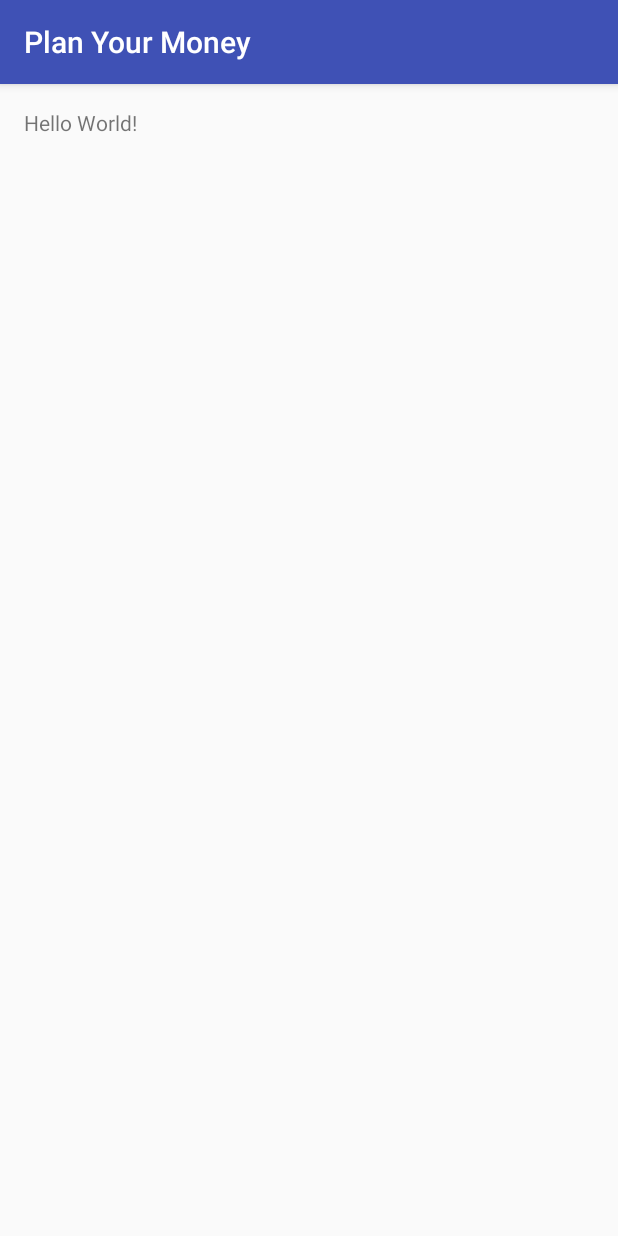
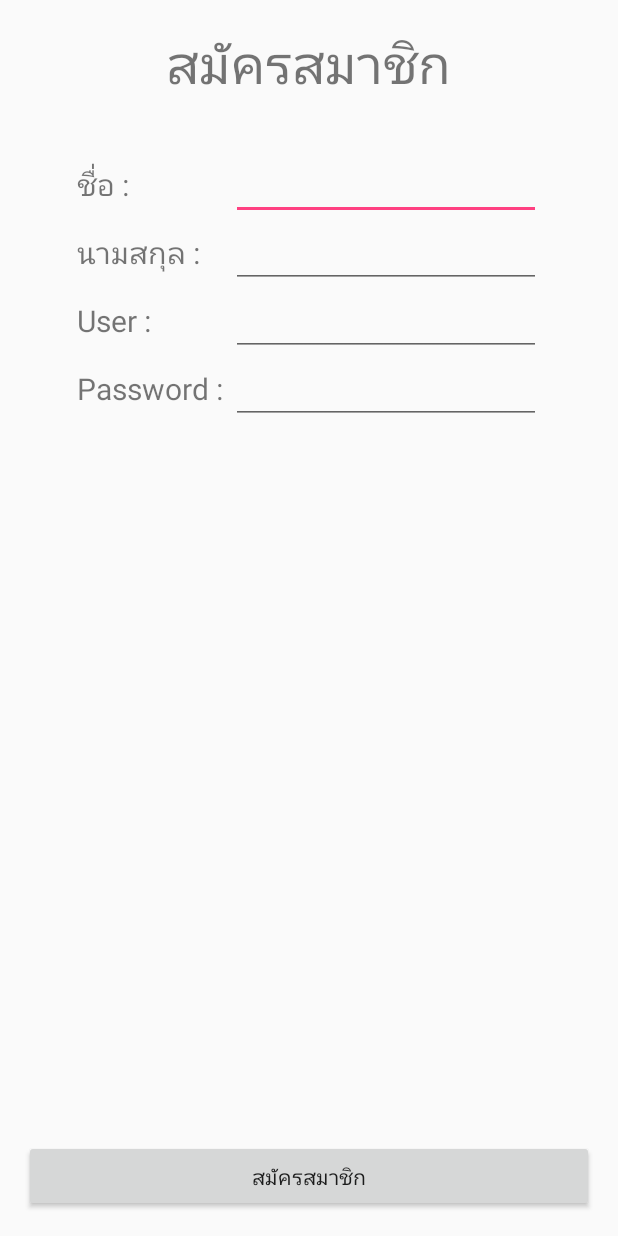
Before and after one commit to masterUNG/Plan-Your-Money, an Android app: the screen it shows after launch (MainActivity before the commit, RegisterActivity after it), on a phone screen of 412 x 824 dp. Run offline under Robolectric (Android 15) with nearby library versions, the phone set to English and light mode, and no system bars.

Commit message:
After Lunch

```diff
--- a/app/src/main/AndroidManifest.xml
+++ b/app/src/main/AndroidManifest.xml
@@ -15,6 +15,7 @@
                 <category android:name="android.intent.category.LAUNCHER" />
             </intent-filter>
         </activity>
+        <activity android:name=".RegisterActivity"></activity>
     </application>
 
 </manifest>
--- a/app/src/main/java/appewtc/masterung/planyourmoney/MainActivity.java
+++ b/app/src/main/java/appewtc/masterung/planyourmoney/MainActivity.java
@@ -1,5 +1,8 @@
 package appewtc.masterung.planyourmoney;
 
+import android.content.Intent;
+import android.database.Cursor;
+import android.database.sqlite.SQLiteDatabase;
 import android.support.v7.app.AppCompatActivity;
 import android.os.Bundle;
 
@@ -22,6 +25,23 @@ public class MainActivity extends AppCompatActivity {
 
     }   // Main Method
 
+    @Override
+    protected void onStart() {
+        super.onStart();
+
+        SQLiteDatabase sqLiteDatabase = openOrCreateDatabase(MyOpenHelper.database_name,
+                MODE_PRIVATE, null);
+        Cursor cursor = sqLiteDatabase.rawQuery("SELECT * FROM " + MyManage.user_table, null);
+        cursor.moveToFirst();
+
+        if (cursor.getCount() == 0) {
+            startActivity(new Intent(MainActivity.this, RegisterActivity.class));
+        }
+        cursor.close();
+
+
+    }   // onStart
+
     private void testAddValue() {
         myManage.addUser("name", "sur", "user", "pass");
         myManage.addIncome("date", "cat", "income", "remark");
--- /dev/null
+++ b/app/src/main/java/appewtc/masterung/planyourmoney/RegisterActivity.java
@@ -0,0 +1,13 @@
+package appewtc.masterung.planyourmoney;
+
+import android.support.v7.app.AppCompatActivity;
+import android.os.Bundle;
+
+public class RegisterActivity extends AppCompatActivity {
+
+    @Override
+    protected void onCreate(Bundle savedInstanceState) {
+        super.onCreate(savedInstanceState);
+        setContentView(R.layout.activity_register);
+    }
+}
--- /dev/null
+++ b/app/src/main/res/layout/activity_register.xml
@@ -0,0 +1,120 @@
+<?xml version="1.0" encoding="utf-8"?>
+<RelativeLayout xmlns:android="http://schemas.android.com/apk/res/android"
+    xmlns:tools="http://schemas.android.com/tools"
+    android:layout_width="match_parent"
+    android:layout_height="match_parent"
+    android:paddingBottom="@dimen/activity_vertical_margin"
+    android:paddingLeft="@dimen/activity_horizontal_margin"
+    android:paddingRight="@dimen/activity_horizontal_margin"
+    android:paddingTop="@dimen/activity_vertical_margin"
+    tools:context="appewtc.masterung.planyourmoney.RegisterActivity">
+
+    <TextView
+        android:layout_width="wrap_content"
+        android:layout_height="wrap_content"
+        android:text="@string/regis"
+        android:id="@+id/textView"
+        android:layout_centerHorizontal="true"
+        android:textSize="@dimen/h1" />
+
+    <Button
+        android:layout_width="match_parent"
+        android:layout_height="wrap_content"
+        android:text="@string/regis"
+        android:id="@+id/button"
+        android:layout_alignParentBottom="true" />
+
+    <LinearLayout
+        android:orientation="vertical"
+        android:layout_width="match_parent"
+        android:layout_height="match_parent"
+        android:layout_below="@+id/textView"
+        android:layout_above="@+id/button"
+        android:layout_margin="20dp"
+        android:padding="15dp">
+
+        <LinearLayout
+            android:orientation="horizontal"
+            android:layout_width="match_parent"
+            android:layout_height="wrap_content">
+
+            <TextView
+                android:layout_width="0dp"
+                android:layout_height="wrap_content"
+                android:text="@string/name"
+                android:id="@+id/textView2"
+                android:layout_weight="1"
+                android:textSize="@dimen/h2" />
+
+            <EditText
+                android:layout_width="0dp"
+                android:layout_height="wrap_content"
+                android:id="@+id/editText"
+                android:layout_weight="2"
+                android:inputType="text" />
+        </LinearLayout>
+
+        <LinearLayout
+            android:orientation="horizontal"
+            android:layout_width="match_parent"
+            android:layout_height="wrap_content" >
+
+            <TextView
+                android:layout_width="0dp"
+                android:layout_height="wrap_content"
+                android:text="@string/surname"
+                android:id="@+id/textView3"
+                android:layout_weight="1"
+                android:textSize="@dimen/h2" />
+
+            <EditText
+                android:layout_width="0dp"
+                android:layout_height="wrap_content"
+                android:id="@+id/editText2"
+                android:layout_weight="2"
+                android:inputType="text" />
+        </LinearLayout>
+
+        <LinearLayout
+            android:orientation="horizontal"
+            android:layout_width="match_parent"
+            android:layout_height="wrap_content" >
+
+            <TextView
+                android:layout_width="0dp"
+                android:layout_height="wrap_content"
+                android:text="@string/user"
+                android:id="@+id/textView4"
+                android:layout_weight="1"
+                android:textSize="@dimen/h2" />
+
+            <EditText
+                android:layout_width="0dp"
+                android:layout_height="wrap_content"
+                android:id="@+id/editText3"
+                android:layout_weight="2"
+                android:inputType="text" />
+        </LinearLayout>
+
+        <LinearLayout
+            android:orientation="horizontal"
+            android:layout_width="match_parent"
+            android:layout_height="wrap_content" >
+
+            <TextView
+                android:layout_width="0dp"
+                android:layout_height="wrap_content"
+                android:text="@string/password"
+                android:id="@+id/textView5"
+                android:layout_weight="1"
+                android:textSize="@dimen/h2" />
+
+            <EditText
+                android:layout_width="0dp"
+                android:layout_height="wrap_content"
+                android:id="@+id/editText4"
+                android:layout_weight="2"
+                android:inputType="text" />
+        </LinearLayout>
+    </LinearLayout>
+</RelativeLayout>
--- a/app/src/main/res/values/dimens.xml
+++ b/app/src/main/res/values/dimens.xml
@@ -2,4 +2,9 @@
     <!-- Default screen margins, per the Android Design guidelines. -->
     <dimen name="activity_horizontal_margin">16dp</dimen>
     <dimen name="activity_vertical_margin">16dp</dimen>
+
+    <dimen name="h1">35sp</dimen>
+    <dimen name="h2">20sp</dimen>
+    <dimen name="icon">150dp</dimen>
+
 </resources>
--- a/app/src/main/res/values/strings.xml
+++ b/app/src/main/res/values/strings.xml
@@ -1,3 +1,11 @@
 <resources>
     <string name="app_name">Plan Your Money</string>
+
+    <string name="regis">สมัครสมาชิก</string>
+    <string name="name">ชื่อ :</string>
+    <string name="surname">นามสกุล :</string>
+    <string name="user">User :</string>
+    <string name="password">Password :</string>
+    <string name="login">Login</string>
+
 </resources>
--- a/app/src/main/res/values/styles.xml
+++ b/app/src/main/res/values/styles.xml
@@ -1,7 +1,7 @@
 <resources>
 
     <!-- Base application theme. -->
-    <style name="AppTheme" parent="Theme.AppCompat.Light.DarkActionBar">
+    <style name="AppTheme" parent="Theme.AppCompat.Light.NoActionBar">
         <!-- Customize your theme here. -->
         <item name="colorPrimary">@color/colorPrimary</item>
         <item name="colorPrimaryDark">@color/colorPrimaryDark</item>
```
